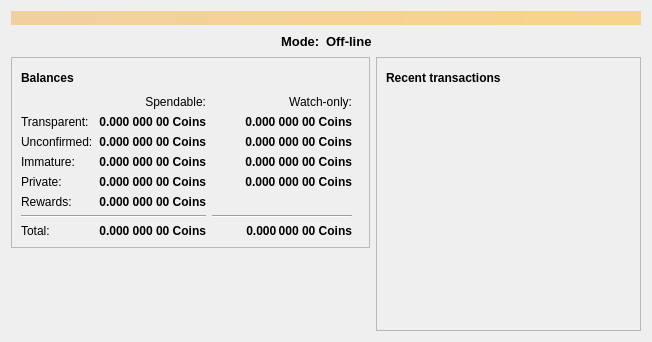
Old version of the form src/qt/forms/overviewpage.ui in the repository PirateNetwork/pirate.
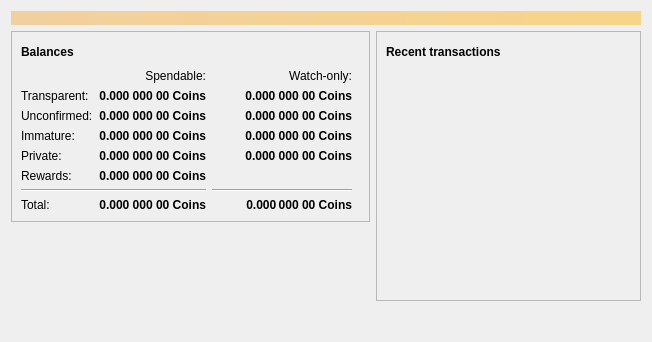
New version of the form. Icons and pictures are not drawn.

Commit message: Make off-line signing available thru options toggle

What changed in the file:
```diff
--- a/src/qt/forms/overviewpage.ui
+++ b/src/qt/forms/overviewpage.ui
@@ -607,80 +607,20 @@
      </item>
     </layout>
    </item>
-   <item row="2" column="0" colspan="4">
-    <layout class="QHBoxLayout" name="layoutOverview">
-     <property name="sizeConstraint">
-      <enum>QLayout::SetMaximumSize</enum>
+   <item row="8" column="3">
+    <spacer name="verticalSpacer_3">
+     <property name="orientation">
+      <enum>Qt::Vertical</enum>
      </property>
-     <item>
-      <spacer name="horizontalSpacer_5">
-       <property name="orientation">
-        <enum>Qt::Horizontal</enum>
-       </property>
-       <property name="sizeHint" stdset="0">
-        <size>
-         <width>40</width>
-         <height>20</height>
-        </size>
-       </property>
-      </spacer>
-     </item>
-     <item>
-      <widget class="QLabel" name="labelMode">
-       <property name="sizePolicy">
-        <sizepolicy hsizetype="Fixed" vsizetype="Preferred">
-         <horstretch>0</horstretch>
-         <verstretch>0</verstretch>
-        </sizepolicy>
-       </property>
-       <property name="font">
-        <font>
-         <pointsize>10</pointsize>
-         <weight>75</weight>
-         <bold>true</bold>
-        </font>
-       </property>
-       <property name="text">
-        <string>Mode:</string>
-       </property>
-      </widget>
-     </item>
-     <item>
-      <widget class="QLabel" name="labelModeText">
-       <property name="sizePolicy">
-        <sizepolicy hsizetype="Fixed" vsizetype="Preferred">
-         <horstretch>0</horstretch>
-         <verstretch>0</verstretch>
-        </sizepolicy>
-       </property>
-       <property name="font">
-        <font>
-         <pointsize>10</pointsize>
-         <weight>75</weight>
-         <bold>true</bold>
-        </font>
-       </property>
-       <property name="text">
-        <string>Off-line</string>
-       </property>
-      </widget>
-     </item>
-     <item>
-      <spacer name="horizontalSpacer_3">
-       <property name="orientation">
-        <enum>Qt::Horizontal</enum>
-       </property>
-       <property name="sizeHint" stdset="0">
-        <size>
-         <width>40</width>
-         <height>20</height>
-        </size>
-       </property>
-      </spacer>
-     </item>
-    </layout>
+     <property name="sizeHint" stdset="0">
+      <size>
+       <width>20</width>
+       <height>40</height>
+      </size>
+     </property>
+    </spacer>
    </item>
-   <item row="6" column="1">
+   <item row="7" column="1">
     <spacer name="verticalSpacer">
      <property name="orientation">
       <enum>Qt::Vertical</enum>
@@ -693,6 +633,19 @@
      </property>
     </spacer>
    </item>
+   <item row="8" column="1">
+    <spacer name="verticalSpacer_4">
+     <property name="orientation">
+      <enum>Qt::Vertical</enum>
+     </property>
+     <property name="sizeHint" stdset="0">
+      <size>
+       <width>20</width>
+       <height>40</height>
+      </size>
+     </property>
+    </spacer>
+   </item>
   </layout>
  </widget>
  <resources>
```
Left out of the diff: 402 changed lines with no effect on the pictures. The commit also changes 8 other files.
